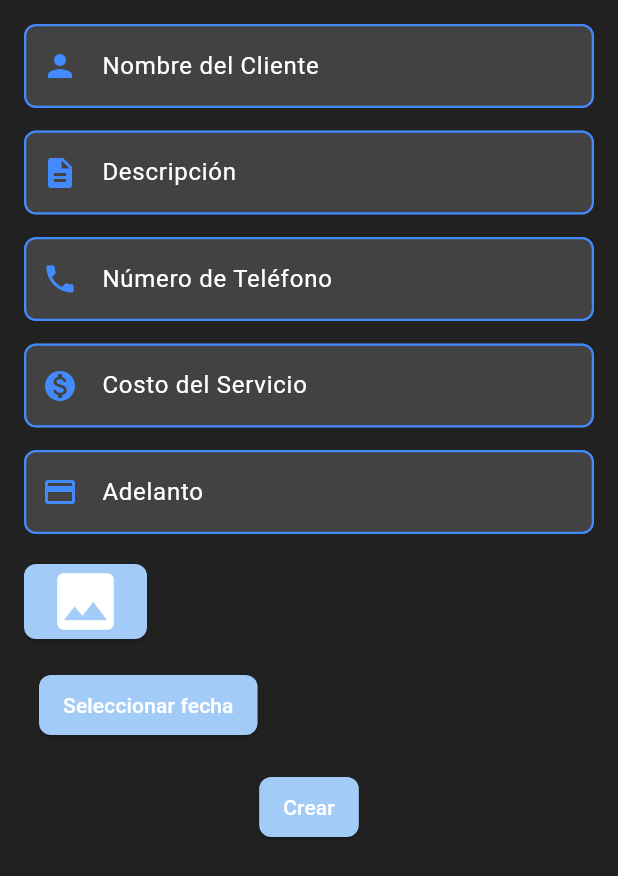
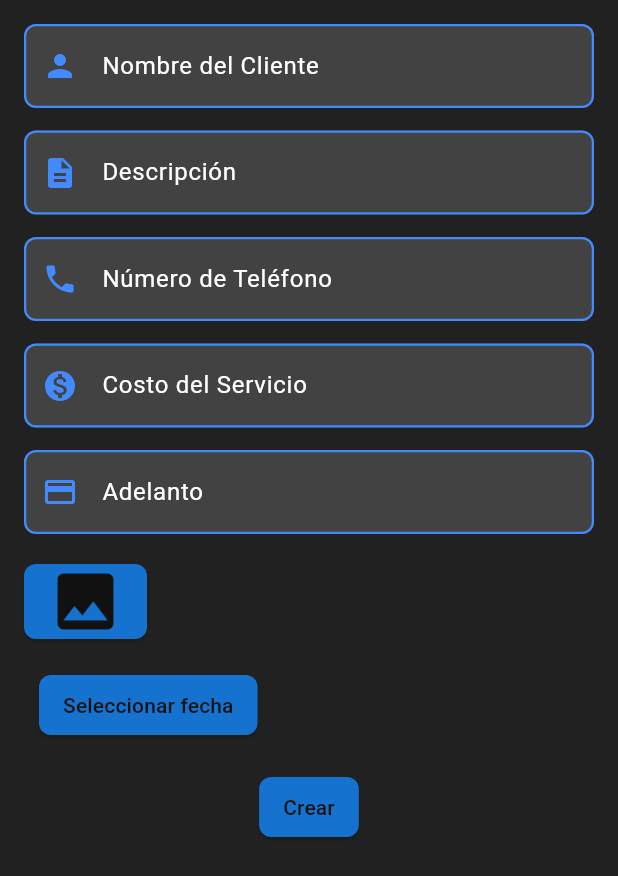
Before and after one commit to arlettearenas/watchwiz, a Flutter app: the AddEventScreen screen opened directly, on a phone screen of 412 x 824 dp. Shown: the top 876 px of the screen. Run offline on Flutter 3.47's test engine with Material 3 defaults, Android fonts, the phone set to English and light mode, and no system bars; our stand-ins replace cloud_firestore, firebase_auth, firebase_core, image_picker, permission_handler, table_calendar; accounts and stored records are empty.

Commit message:
Reutilizando código de otra rama

```diff
--- a/lib/Screen/add_event_styles.dart
+++ b/lib/Screen/add_event_styles.dart
@@ -2,8 +2,8 @@ import 'package:flutter/material.dart';
 
 final darkBackground = Colors.grey[900];
 final elevatedButtonStyle = ElevatedButton.styleFrom(
-  foregroundColor: Colors.white,
-  backgroundColor: const Color.fromARGB(255, 162, 204, 247),
+  foregroundColor: const Color.fromARGB(255, 18, 17, 17),
+  backgroundColor: const Color.fromARGB(255, 22, 114, 207),
   padding: const EdgeInsets.symmetric(horizontal: 16),
   shape: RoundedRectangleBorder(borderRadius: BorderRadius.circular(8)),
 );
@@ -20,7 +20,7 @@ InputDecoration textFieldDecoration(String label, IconData icon) {
       borderRadius: BorderRadius.circular(8),
     ),
     focusedBorder: OutlineInputBorder(
-      borderSide: const BorderSide(color: Colors.lightGreen, width: 2),
+      borderSide: const BorderSide(color: Colors.lightBlue, width: 2),
       borderRadius: BorderRadius.circular(8),
     ),
   );
--- a/lib/Screen/search_bar.dart
+++ b/lib/Screen/search_bar.dart
@@ -24,7 +24,7 @@ class CustomSearchBar extends StatelessWidget {
         child: TextField(
           decoration: const InputDecoration(
             prefixIcon: Icon(Icons.search, color: Colors.black54),
-            hintText: "Busca lo que desees",
+            hintText: "Buscador",
             hintStyle: TextStyle(color: Colors.black54),
             border: InputBorder.none,
             contentPadding: EdgeInsets.symmetric(vertical: 15),
```
